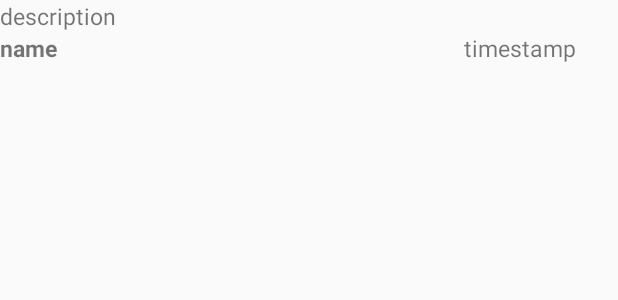
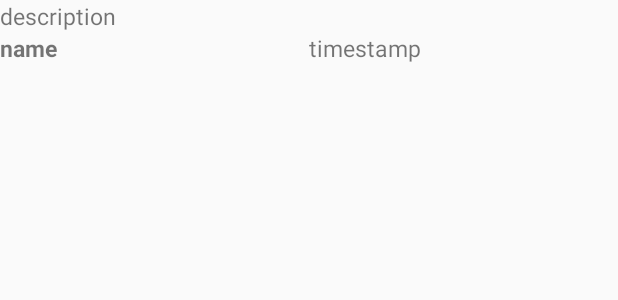
Before and after one commit to khalishZainudin/FinalProject, an Android app: the layout cardviewforuminterface.xml on its own in the app's theme, with its tools: preview values and no code run, on a phone screen of 412 x 824 dp. Shown: the top 300 px of the screen. Run offline under Robolectric (Android 15) with nearby library versions, the phone set to English and light mode, and no system bars.

Commit message:
Adding messages

```diff
--- a/app/src/main/java/my/edu/fsktm/um/finalproject/ForumTitle/ForumAdapter.java
+++ b/app/src/main/java/my/edu/fsktm/um/finalproject/ForumTitle/ForumAdapter.java
@@ -28,7 +28,8 @@ public class ForumAdapter extends FirestoreRecyclerAdapter<Forum,ForumAdapter.Fo
     public void onBindViewHolder(ForumHolder forumHolder, int i, Forum forum) {
         forumHolder.textViewTitle.setText(forum.getTitle());
         forumHolder.textViewDescription.setText(forum.getDescription());
-        forumHolder.timeStamp.setText(forum.getDatePosted().toString());
+        forumHolder.timeStamp.setText(forum.getDatePosted().toDate().toString());
+
     }
 
     @NonNull
--- a/app/src/main/java/my/edu/fsktm/um/finalproject/ForumTitle/MessagesAdapter.java
+++ b/app/src/main/java/my/edu/fsktm/um/finalproject/ForumTitle/MessagesAdapter.java
@@ -24,7 +24,7 @@ public class MessagesAdapter extends FirestoreRecyclerAdapter<Messages, Messages
     protected void onBindViewHolder(MessagesHolder holder, int position,  Messages model) {
         holder.textViewMessages.setText(model.getMessages());
         holder.textViewUser.setText(model.getUser());
-        holder.timeStamp.setText(model.getTimePosted().toString());
+        holder.timeStamp.setText(model.getTimePosted().toDate().toString());
     }
 
     @NonNull
--- a/app/src/main/java/my/edu/fsktm/um/finalproject/Fragment/ReviewFragment.java
+++ b/app/src/main/java/my/edu/fsktm/um/finalproject/Fragment/ReviewFragment.java
@@ -19,6 +19,8 @@ import com.google.firebase.firestore.CollectionReference;
 import com.google.firebase.firestore.DocumentSnapshot;
 import com.google.firebase.firestore.FirebaseFirestore;
 import com.google.firebase.firestore.Query;
+
+import java.util.Date;
 
 import my.edu.fsktm.um.finalproject.ForumTitle.Forum;
 import my.edu.fsktm.um.finalproject.ForumTitle.ForumAdapter;
@@ -83,4 +85,5 @@ public class ReviewFragment extends Fragment {
         super.onStop();
         adapter.stopListening();
     }
+
 }
--- a/app/src/main/res/layout/cardviewforuminterface.xml
+++ b/app/src/main/res/layout/cardviewforuminterface.xml
@@ -27,7 +27,7 @@
         android:layout_width="match_parent"
         android:layout_height="match_parent"
         android:layout_weight="1"
-        android:weightSum="4">
+        android:weightSum="2">
 
         <TextView
             android:id="@+id/tvUsername"
@@ -42,7 +42,7 @@
             android:id="@+id/tvTimestampMessages"
             android:layout_width="match_parent"
             android:layout_height="wrap_content"
-            android:layout_weight="3"
+            android:layout_weight="1"
             android:text="timestamp"
             android:textIsSelectable="false"
             android:textSize="15sp" />
```
